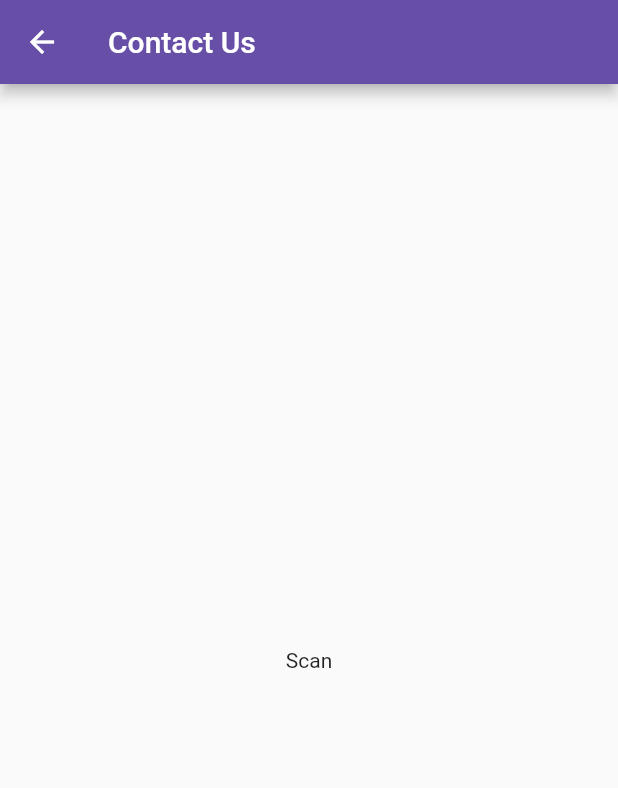
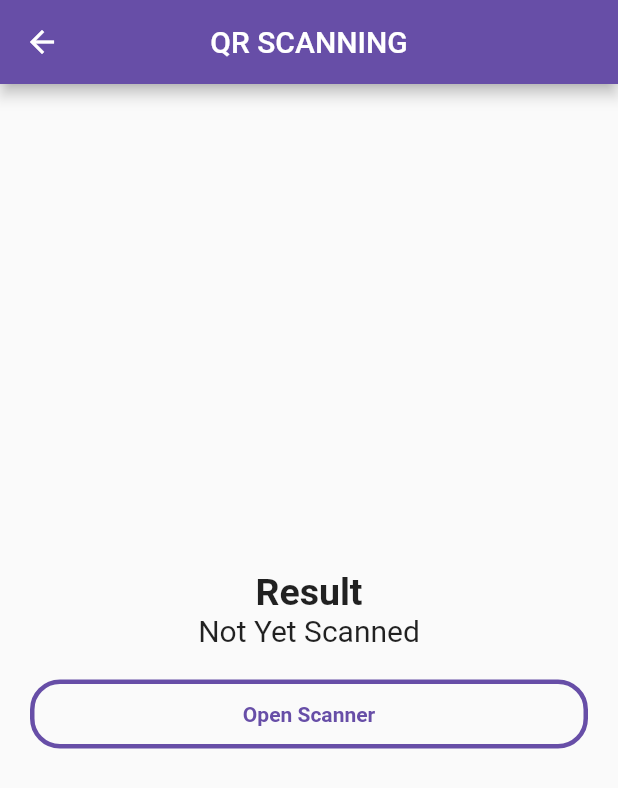
Before and after one commit to Group-3-GroomAR/Bubble_shop, a Flutter app: the Scan screen opened directly, on a phone screen of 412 x 824 dp. Shown: the top 788 px of the screen. Run offline on Flutter 3.47's test engine with Material 2 defaults, Android fonts, the phone set to English and light mode, and no system bars; our stand-ins replace firebase_auth, flutter_calendar_carousel, google_sign_in; missing offline and left inert: barcode_scan, parallax_image; accounts and stored records are empty.

Commit message:
QR scanning
Developing QR scanning

```diff
--- a/lib/layouts/pages/QR_scan/Scan.dart
+++ b/lib/layouts/pages/QR_scan/Scan.dart
@@ -1,17 +1,75 @@
+import 'package:barcode_scan/barcode_scan.dart';
 import 'package:flutter/material.dart';
 
-class Scan extends StatelessWidget {
+class Scan extends StatefulWidget {
 
+  @override
+  _ScanState createState() => _ScanState();
+}
+
+class _ScanState extends State<Scan> {
+  String qrCodeResult = "Not Yet Scanned";
   @override
   Widget build(BuildContext context) {
     return Scaffold(
       appBar:AppBar(
-        title: Text('Contact Us'),
+        title: Text('QR SCANNING'),
+        centerTitle: true,
+      ),
+      body: Container(
+        padding: EdgeInsets.all(20.0),
+        child: Column(
+          mainAxisAlignment: MainAxisAlignment.center,
+          crossAxisAlignment: CrossAxisAlignment.stretch,
 
-      ),
-      body: Center(
-          child:Text("Scan")
-      ),
+          children: <Widget>[
+            Text(
+              "Result",
+                style: TextStyle(fontSize: 25.0, fontWeight: FontWeight.bold),
+                textAlign: TextAlign.center
+            ),
+
+            Text(
+              qrCodeResult,
+              style: TextStyle(
+                fontSize: 20.0,
+              ),
+              textAlign: TextAlign.center,
+            ),
+            SizedBox(
+              height: 20.0,
+            ),
+            FlatButton(
+              padding: EdgeInsets.all(15.0),
+              onPressed: () async {
+
+
+                String codeSanner = await BarcodeScanner.scan();    //barcode scnner
+                setState(() {
+                  qrCodeResult = codeSanner;
+                });
+
+                // try{
+                //   BarcodeScanner.scan()    this method is used to scan the QR code
+                // }catch (e){
+                //   BarcodeScanner.CameraAccessDenied;   we can print that user has denied for the permisions
+                //   BarcodeScanner.UserCanceled;   we can print on the page that user has cancelled
+                // }
+
+
+              },
+              child: Text(
+                "Open Scanner",
+                style:
+                TextStyle(color: Color(0xFF674ea7), fontWeight: FontWeight.bold),
+              ),
+              shape: RoundedRectangleBorder(
+                  side: BorderSide(color: Color(0xFF674ea7), width: 3.0),
+                  borderRadius: BorderRadius.circular(20.0)),
+            )
+          ],
+        ),
+      )
 
 
     );
--- a/pubspec.yaml
+++ b/pubspec.yaml
@@ -34,7 +34,9 @@ dependencies:
   validators: ^2.0.1
   credit_card: ^0.1.6
   dropdown_formfield: ^0.1.2
-
+  barcode_scan: ^2.0.1
+  google_sign_in: ^4.5.1
+  firebase_auth: ^0.16.1
 
 dev_dependencies:
   flutter_test:
```
Also changed, not shown: lib/layouts/pages/Home.dart (+77 -46 lines), lib/main.dart (+6 -2 lines), lib/modules/auth.dart (added, +57 -0 lines), pubspec.lock.
